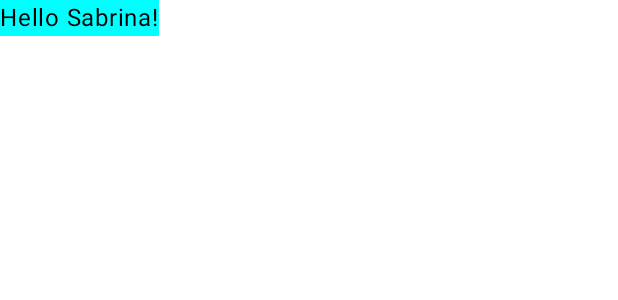
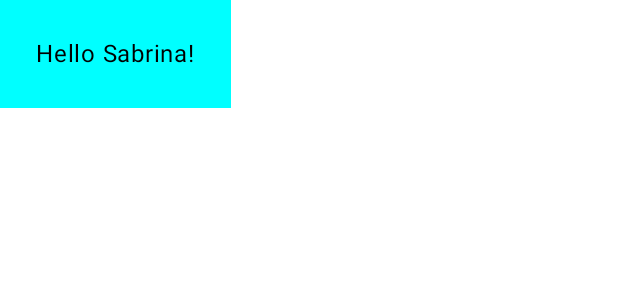
Before and after one commit to SabrinaAug/MyGreetingCard, an Android app built with Jetpack Compose: the @Preview function GreetingPreview, on a phone screen of 412 x 824 dp. Shown: the top 300 px of the screen. Run offline under Robolectric (Android 15) with nearby library versions, the phone set to English and light mode, and no system bars.

Commit message:
Apprentissage de la modification d'un text en ajoutant de la couleur et en ajoutant un padding

```diff
--- a/app/src/main/java/com/example/mygreetingcard/MainActivity.kt
+++ b/app/src/main/java/com/example/mygreetingcard/MainActivity.kt
@@ -5,6 +5,7 @@ import androidx.activity.ComponentActivity
 import androidx.activity.compose.setContent
 import androidx.compose.foundation.layout.Box
 import androidx.compose.foundation.layout.fillMaxSize
+import androidx.compose.foundation.layout.padding
 import androidx.compose.material3.MaterialTheme
 import androidx.compose.material3.Surface
 import androidx.compose.material3.Text
@@ -12,6 +13,7 @@ import androidx.compose.runtime.Composable
 import androidx.compose.ui.Modifier
 import androidx.compose.ui.graphics.Color
 import androidx.compose.ui.tooling.preview.Preview
+import androidx.compose.ui.unit.dp
 import com.example.mygreetingcard.ui.theme.MyGreetingCardTheme
 
 class MainActivity : ComponentActivity() {
@@ -33,7 +35,7 @@ fun Greeting(name: String, modifier: Modifier = Modifier) {
     Surface(color = Color.Cyan) {
         Text(
             text = "Hello $name!",
-            modifier = modifier
+            modifier = modifier.padding(24.dp)
         )
     }
 }
```
Also changed, not shown: 1 other file.
